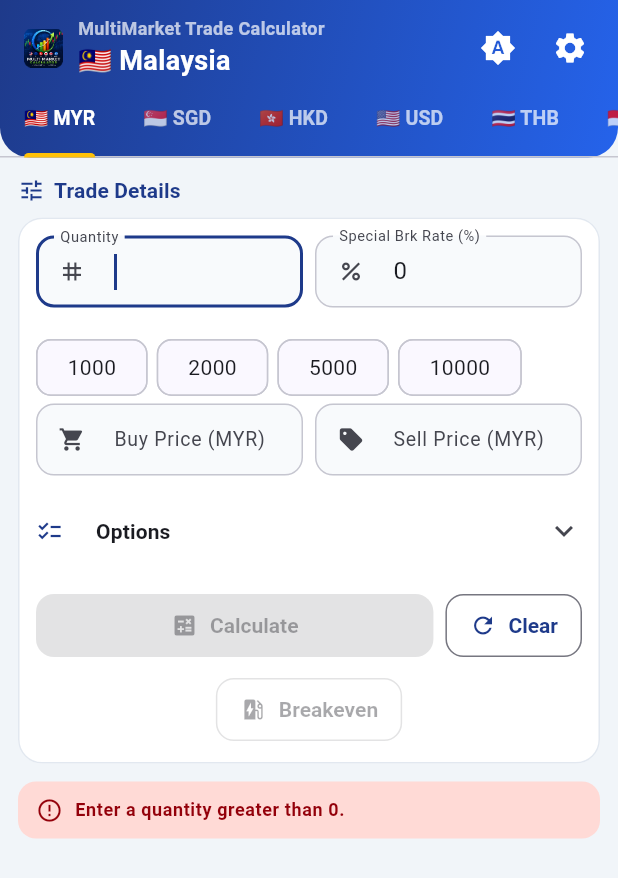
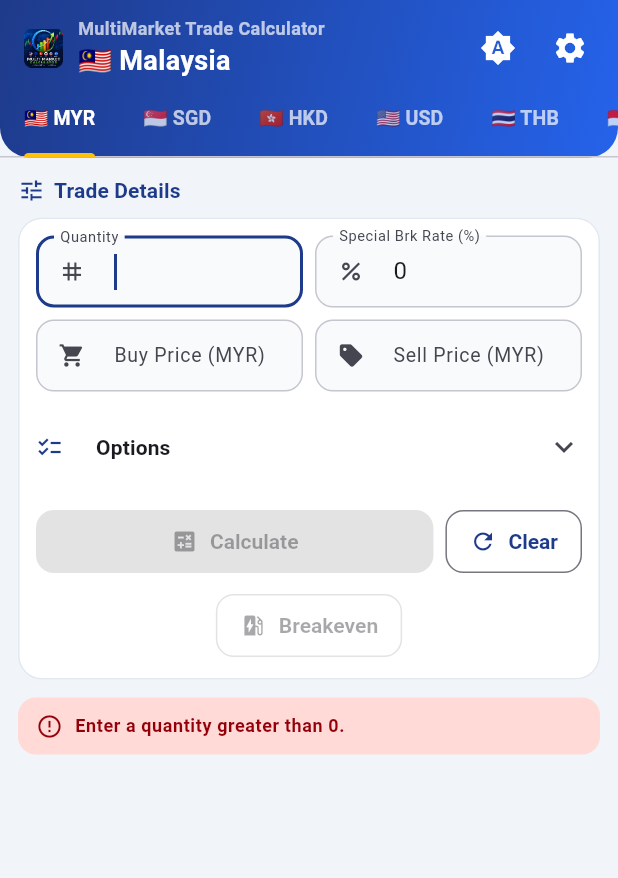
Before and after one commit to kodihammer73/mmcal, a Flutter app: the screen it shows after launch, on a phone screen of 412 x 824 dp. Shown: the top 878 px of the screen. Run offline on Flutter 3.47's test engine with Material 3 defaults, Android fonts, the phone set to English and light mode, and no system bars; our stand-ins replace google_mobile_ads, package_info_plus, share_plus, shared_preferences; network calls fail.

Commit message:
Remove auto-calc + quick-select chips; results only on Calculate; bump to 1.0.4+5

```diff
--- a/lib/screens/market_screen.dart
+++ b/lib/screens/market_screen.dart
@@ -76,13 +76,6 @@ class _MarketScreenState extends State<MarketScreen> {
 
   // Debounced persistence so we don't hammer SharedPreferences on every key.
   Timer? _persistTimer;
-
-  // Debounced live re-calculation while typing prices/rates (see #1).
-  Timer? _autoCalcTimer;
-
-  // True when inputs changed after results were last calculated, so the UI can
-  // flag that results are stale/updating (see #2).
-  bool _recalcPending = false;
 
   // Incremented on every calculate to re-key the results animation.
   int _formSeq = 0;
@@ -197,16 +190,6 @@ class _MarketScreenState extends State<MarketScreen> {
     await FormStateStore.save(widget.market.name, _collectState());
   }
 
-  /// Debounced live recalculation while typing prices/rates. Uses the same
-  /// guards as [_autoCalculate], so it no-ops when the quantity is missing.
-  void _scheduleAutoCalc() {
-    _autoCalcTimer?.cancel();
-    _autoCalcTimer = Timer(const Duration(milliseconds: 400), () {
-      _autoCalcTimer = null;
-      _autoCalculate();
-    });
-  }
-
   /// Scrolls the results card into view (post-frame so it exists after the
   /// rebuild triggered by [setState]).
   void _scrollToResults() {
@@ -267,18 +250,30 @@ class _MarketScreenState extends State<MarketScreen> {
         _dfBuy = mm.dfAcCalculate(mode: mode, buysel: 1, flag: flag, qty: qty, price: buy, rate: buyRate, brkrate: brkrate, noday: _dfDays, minBrkOverride: minBrkOverride);
       }
       _formSeq++;
-      _recalcPending = false;
-      _autoCalcTimer?.cancel();
     });
     _schedulePersist();
     _scrollToResults();
   }
 
-  void _autoCalculate() {
-    // Only auto-calculate if quantity is filled (avoid errors on empty form)
-    if (_qtyCtrl.text.trim().isEmpty) return;
-    if (double.tryParse(_qtyCtrl.text) == null) return;
-    _calculate();
+  /// Any change to a trade input or option invalidates previously computed
+  /// results. Because results are only produced by an explicit Calculate press
+  /// (no auto-calc), any stale results are cleared here so the results area
+  /// returns to its empty "press Calculate" prompt until Calculate is tapped
+  /// again.
+  ///
+  /// [mutate] (optional) runs first inside [setState] so callers can update a
+  /// flag derived from the change (e.g. auto-tick Special Rate) in the same pass.
+  void _clearResultsOnChange([VoidCallback? mutate]) {
+    setState(() {
+      mutate?.call();
+      if (_hasResults) {
+        _buy = null;
+        _sell = null;
+        _dfBuy = null;
+        _formSeq++;
+      }
+    });
+    _schedulePersist();
   }
 
   void _clear() {
@@ -305,8 +300,6 @@ class _MarketScreenState extends State<MarketScreen> {
       _buy = null;
       _sell = null;
       _dfBuy = null;
-      _recalcPending = false;
-      _autoCalcTimer?.cancel();
     });
     _persistTimer?.cancel();
     FormStateStore.clear(widget.market.name);
@@ -315,7 +308,6 @@ class _MarketScreenState extends State<MarketScreen> {
   @override
   void dispose() {
     _persistTimer?.cancel();
-    _autoCalcTimer?.cancel();
     _scrollController.dispose();
     _qtyCtrl.dispose();
     _buyCtrl.dispose();
@@ -340,23 +332,6 @@ class _MarketScreenState extends State<MarketScreen> {
       return compact;
     }
     return full;
-  }
-
-  /// Auto-calc while typing only when the value is a *parseable, positive*
-  /// number. This prevents intermediate keystrokes (e.g. typing '.', '.5',
-  /// '0.', or clearing) from triggering a rebuild that resets focus / the
-  /// scroll position — the field refreshes and the user has to re-navigate
-  /// mid-edit. Intermediate forms are tolerated; a complete valid value
-  /// (e.g. "0.512") schedules the debounced recalc as normal.
-  void _maybeAutoCalc(String val) {
-    final n = double.tryParse(val);
-    setState(() {
-      _recalcPending = _hasResults && (n == null || n > 0);
-    });
-    if (n != null && n > 0) {
-      _scheduleAutoCalc();
-    }
-    _schedulePersist();
   }
 
   /// Sticky bar pinned to the bottom of the screen summarising the TOTAL for
@@ -556,7 +531,7 @@ class _MarketScreenState extends State<MarketScreen> {
                   Expanded(child: _inputField(_qtyCtrl, 'Quantity', TextInputType.number, prefix: const Icon(Icons.tag, size: 18),
                       autofocus: true,
                       onSubmitted: (_) => FocusScope.of(context).nextFocus(),
-                      onChanged: (_) => setState(() {}))),
+                      onChanged: (_) => _clearResultsOnChange())),
                   const SizedBox(width: 8),
                   Expanded(
                     child: TextField(
@@ -570,55 +545,21 @@ class _MarketScreenState extends State<MarketScreen> {
                       ),
                       onChanged: (val) {
                         final rate = double.tryParse(val) ?? 0;
-                        setState(() {
-                          _flagSpecial = rate > 0;
-                          _recalcPending = _hasResults;
-                        });
-                        _autoCalculate();
-                        _schedulePersist();
+                        _clearResultsOnChange(() => _flagSpecial = rate > 0);
                       },
                     ),
                   ),
                 ]),
                 const SizedBox(height: 8),
-
-                // Quick quantity fill
-                const SizedBox(height: 8),
-                LayoutBuilder(
-                  builder: (context, _) {
-                    return Row(
-                      children: [1000, 2000, 5000, 10000].map((v) {
-                        return Padding(
-                          padding: const EdgeInsets.only(right: 6),
-                          child: ActionChip(
-                            label: Padding(
-                              padding: const EdgeInsets.symmetric(horizontal: 6, vertical: 6),
-                              child: FittedBox(
-                                fit: BoxFit.scaleDown,
-                                child: Text(v.toString(), style: Theme.of(context).textTheme.bodyMedium),
-                              ),
-                            ),
-                            materialTapTargetSize: MaterialTapTargetSize.padded,
-                            onPressed: () {
-                              setState(() => _qtyCtrl.text = v.toString());
-                              _autoCalculate();
-                              _schedulePersist();
-                            },
-                          ),
-                        );
-                      }).toList(),
-                    );
-                  },
-                ),
                 // Row 2: Buy / Sell price
                 Row(children: [
                   Expanded(child: _inputField(_buyCtrl, 'Buy Price (${m.currency})', const TextInputType.numberWithOptions(decimal: true), prefix: const Icon(Icons.shopping_cart, size: 18),
                     onSubmitted: (_) => FocusScope.of(context).nextFocus(),
-                    onChanged: (v) => _maybeAutoCalc(v))),
+                    onChanged: (_) => _clearResultsOnChange())),
                   const SizedBox(width: 8),
                   Expanded(child: _inputField(_sellCtrl, 'Sell Price (${m.currency})', const TextInputType.numberWithOptions(decimal: true), prefix: const Icon(Icons.sell, size: 18),
                       onSubmitted: (_) => FocusScope.of(context).nextFocus(),
-                      onChanged: (v) => _maybeAutoCalc(v))),
+                      onChanged: (_) => _clearResultsOnChange())),
                 ]),
                 const SizedBox(height: 8),
                 // Row 3: Buy / Sell rate (foreign only)
@@ -626,12 +567,12 @@ class _MarketScreenState extends State<MarketScreen> {
                   Row(children: [
                     Expanded(child: _inputField(_buyRateCtrl, 'Buy Rate (MYR/${m.currency})', const TextInputType.numberWithOptions(decimal: true), prefix: const Icon(Icons.currency_exchange, size: 18), hintText: '1.0',
                         onSubmitted: (_) => FocusScope.of(context).nextFocus(),
-                        onChanged: (v) => _maybeAutoCalc(v))),
+                        onChanged: (_) => _clearResultsOnChange())),
                     const SizedBox(width: 8),
                     Expanded(child: _inputField(_sellRateCtrl, 'Sell Rate (MYR/${m.currency})', const TextInputType.numberWithOptions(decimal: true), prefix: const Icon(Icons.currency_exchange, size: 18), hintText: '1.0',
                         textInputAction: TextInputAction.done,
                         onSubmitted: (_) => FocusScope.of(context).unfocus(),
-                        onChanged: (v) => _maybeAutoCalc(v))),
+                        onChanged: (_) => _clearResultsOnChange())),
                   ]),
                   const SizedBox(height: 8),
                 ],
@@ -646,9 +587,9 @@ class _MarketScreenState extends State<MarketScreen> {
                     // Row 4: Offline / Online / Buy / Sell (highlight only, no tick)
                     Row(children: [
                       if (m.supportsOnline) ...[
-                        Expanded(child: _fixedChip('Offline', !_isOnline, (_) => setState(() { _isOnline = false; _autoCalculate(); }))),
+                        Expanded(child: _fixedChip('Offline', !_isOnline, (_) => _clearResultsOnChange(() { _isOnline = false; }))),
                         const SizedBox(width: 6),
-                        Expanded(child: _fixedChip('Online', _isOnline, (_) => setState(() { _isOnline = true; _autoCalculate(); }))),
+                        Expanded(child: _fixedChip('Online', _isOnline, (_) => _clearResultsOnChange(() { _isOnline = true; }))),
                         const SizedBox(width: 6),
                       ],
                       Expanded(child: _fixedChip('Buy', _buyCtrl.text.isNotEmpty, (_) {})),
@@ -662,17 +603,17 @@ class _MarketScreenState extends State<MarketScreen> {
                       runSpacing: 6,
                       children: [
                         if (m.flagMinRm12) ...[
-                          _fixedChip('MIN RM12', _flagMinRm == 12, (v) => setState(() { _flagMinRm = v! ? 12 : 0; _autoCalculate(); })),
-                          _fixedChip('MIN RM8', _flagMinRm == 8, (v) => setState(() { _flagMinRm = v! ? 8 : 0; _autoCalculate(); })),
+                          _fixedChip('MIN RM12', _flagMinRm == 12, (v) => _clearResultsOnChange(() { _flagMinRm = v! ? 12 : 0; })),
+                          _fixedChip('MIN RM8', _flagMinRm == 8, (v) => _clearResultsOnChange(() { _flagMinRm = v! ? 8 : 0; })),
                         ],
                         if (m.flagNoSduty)
-                          _fixedChip('NO S/D', _flagNoSduty, (v) => setState(() { _flagNoSduty = v!; _autoCalculate(); })),
+                          _fixedChip('NO S/D', _flagNoSduty, (v) => _clearResultsOnChange(() { _flagNoSduty = v!; })),
                         if (isMalaysia)
-                          _fixedChip('DF A/C', _dfAc, (v) => setState(() { _dfAc = v!; _autoCalculate(); })),
-                        _fixedChip('Special Rate', _flagSpecial, (v) => setState(() { _flagSpecial = v!; _autoCalculate(); })),
-                        _fixedChip('Apply GST/SST', _applyGst, (v) => setState(() { _applyGst = v!; _autoCalculate(); })),
+                          _fixedChip('DF A/C', _dfAc, (v) => _clearResultsOnChange(() { _dfAc = v!; })),
+                        _fixedChip('Special Rate', _flagSpecial, (v) => _clearResultsOnChange(() { _flagSpecial = v!; })),
+                        _fixedChip('Apply GST/SST', _applyGst, (v) => _clearResultsOnChange(() { _applyGst = v!; })),
                         if (isForeign)
-                          _fixedChip('Sett in ${m.currency}', _settleLocal, (v) => setState(() { _settleLocal = v!; _autoCalculate(); })),
+                          _fixedChip('Sett in ${m.currency}', _settleLocal, (v) => _clearResultsOnChange(() { _settleLocal = v!; })),
                       ],
                     ),
                     // DF Days field (Malaysia only, shown when DF A/C ticked)
@@ -693,8 +634,7 @@ class _MarketScreenState extends State<MarketScreen> {
                           onChanged: (v) {
                             final d = int.tryParse(v);
                             if (d != null) {
-                              setState(() { _dfDays = d; });
-                              _autoCalculate();
+                              _clearResultsOnChange(() { _dfDays = d; });
                             }
                           },
                         ),
@@ -783,20 +723,6 @@ class _MarketScreenState extends State<MarketScreen> {
                 child: Column(
                   crossAxisAlignment: CrossAxisAlignment.start,
                   children: [
-                    if (_recalcPending) ...[
-                      Row(
-                        children: [
-                          const SizedBox(
-                              width: 14, height: 14,
-                              child: CircularProgressIndicator(strokeWidth: 2)),
-                          const SizedBox(width: 8),
-                          Text('Recalculating…',
-                              style: Theme.of(context).textTheme.bodySmall?.copyWith(
-                                  color: Theme.of(context).colorScheme.onSurfaceVariant)),
-                        ],
-                      ),
-                      const SizedBox(height: 8),
-                    ],
                     _buildResults(isMalaysia, isForeign),
                     const SizedBox(height: 8),
                     _buildFooter(),
--- a/pubspec.yaml
+++ b/pubspec.yaml
@@ -1,7 +1,7 @@
 name: flutter_mmcal
 description: Multi Market Calculator - Stock trading cost calculator for 11 markets.
 publish_to: 'none'
-version: 1.0.3+4
+version: 1.0.4+5
 
 
 
```
